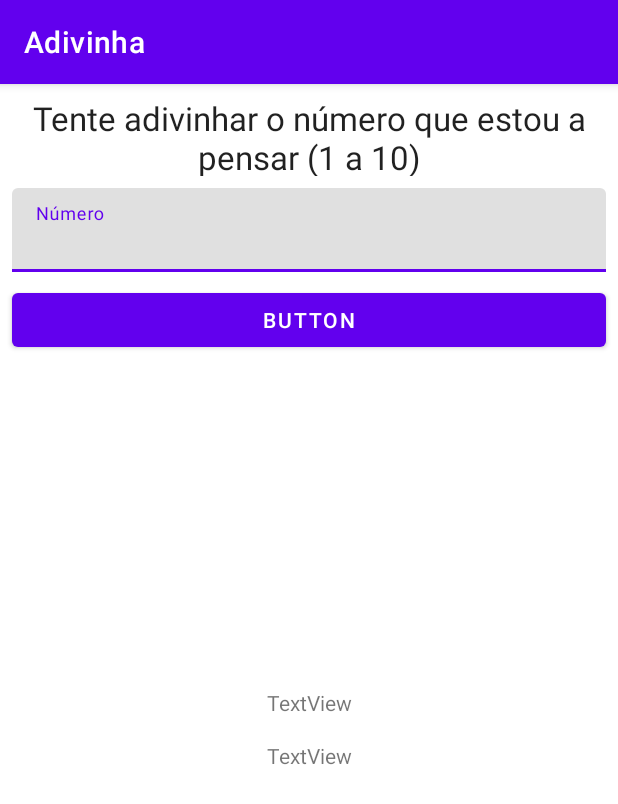
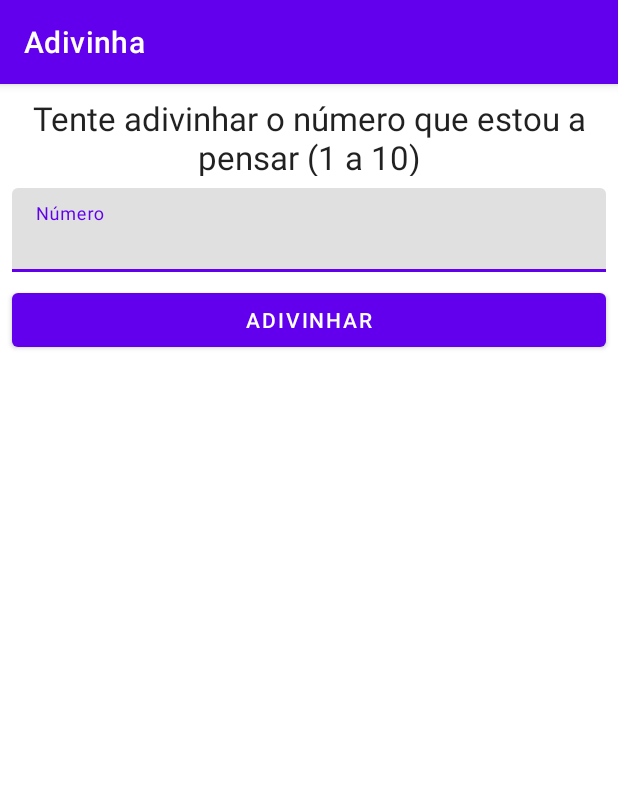
Before and after one commit to VAPS17/Adivinha, an Android app: the screen it shows after launch (MainActivity), on a phone screen of 412 x 824 dp. Shown: the top 804 px of the screen. Run offline under Robolectric (Android 15) with nearby library versions, the phone set to English and light mode, and no system bars.

Commit message:
Conclusão do layout, strings e ids

```diff
--- a/app/src/main/res/layout/activity_main.xml
+++ b/app/src/main/res/layout/activity_main.xml
@@ -17,7 +17,7 @@
         android:layout_marginEnd="8dp"
         android:layout_marginRight="8dp"
         android:gravity="center"
-        android:text="Tente adivinhar o número que estou a pensar (1 a 10)"
+        android:text="@string/tente_adivinhar_o_n_mero_que_estou_a_pensar_1_a_10"
         android:textAppearance="@style/TextAppearance.AppCompat.Large"
         app:layout_constraintEnd_toEndOf="parent"
         app:layout_constraintStart_toStartOf="parent"
@@ -33,13 +33,14 @@
         app:layout_constraintTop_toBottomOf="@+id/textView">
 
         <com.google.android.material.textfield.TextInputEditText
+            android:id="@+id/editTextNumero"
             android:layout_width="match_parent"
             android:layout_height="wrap_content"
-            android:hint="Número" />
+            android:hint="@string/n_mero" />
     </com.google.android.material.textfield.TextInputLayout>
 
     <Button
-        android:id="@+id/button"
+        android:id="@+id/buttonAdivinhar"
         android:layout_width="0dp"
         android:layout_height="wrap_content"
         android:layout_marginStart="8dp"
@@ -47,14 +48,14 @@
         android:layout_marginTop="8dp"
         android:layout_marginEnd="8dp"
         android:layout_marginRight="8dp"
-        android:text="Button"
+        android:text="@string/adivinhar"
         app:layout_constraintEnd_toEndOf="parent"
         app:layout_constraintHorizontal_bias="0.0"
         app:layout_constraintStart_toStartOf="parent"
         app:layout_constraintTop_toBottomOf="@+id/textInputLayout2" />
 
     <TextView
-        android:id="@+id/textView2"
+        android:id="@+id/textViewFeedback"
         android:layout_width="0dp"
         android:layout_height="wrap_content"
         android:layout_marginStart="8dp"
@@ -62,25 +63,41 @@
         android:layout_marginEnd="8dp"
         android:layout_marginRight="8dp"
         android:gravity="center"
-        android:text="TextView"
+        android:textAppearance="@style/TextAppearance.AppCompat.Display1"
         app:layout_constraintBottom_toBottomOf="parent"
         app:layout_constraintEnd_toEndOf="parent"
         app:layout_constraintStart_toStartOf="parent"
-        app:layout_constraintTop_toBottomOf="@+id/button"
-        app:layout_constraintVertical_bias="0.39" />
+        app:layout_constraintTop_toBottomOf="@+id/buttonAdivinhar"
+        app:layout_constraintVertical_bias="0.26" />
 
     <TextView
-        android:id="@+id/textView3"
+        android:id="@+id/textViewTentativa"
         android:layout_width="0dp"
         android:layout_height="wrap_content"
         android:layout_marginStart="8dp"
         android:layout_marginLeft="8dp"
-        android:layout_marginTop="16dp"
+        android:layout_marginTop="24dp"
         android:layout_marginEnd="8dp"
         android:layout_marginRight="8dp"
         android:gravity="center"
-        android:text="TextView"
+        android:textAppearance="@style/TextAppearance.AppCompat.Large"
         app:layout_constraintEnd_toEndOf="parent"
         app:layout_constraintStart_toStartOf="parent"
-        app:layout_constraintTop_toBottomOf="@+id/textView2" />
+        app:layout_constraintTop_toBottomOf="@+id/textViewFeedback" />
+
+    <TextView
+        android:id="@+id/textViewJogo"
+        android:layout_width="0dp"
+        android:layout_height="wrap_content"
+        android:layout_marginStart="8dp"
+        android:layout_marginLeft="8dp"
+        android:layout_marginTop="24dp"
+        android:layout_marginEnd="8dp"
+        android:layout_marginRight="8dp"
+        android:gravity="center"
+        android:textAppearance="@style/TextAppearance.AppCompat.Large"
+        app:layout_constraintEnd_toEndOf="parent"
+        app:layout_constraintHorizontal_bias="0.498"
+        app:layout_constraintStart_toStartOf="parent"
+        app:layout_constraintTop_toBottomOf="@+id/textViewTentativa" />
 </androidx.constraintlayout.widget.ConstraintLayout>
--- a/app/src/main/res/values/strings.xml
+++ b/app/src/main/res/values/strings.xml
@@ -1,3 +1,6 @@
 <resources>
     <string name="app_name">Adivinha</string>
+    <string name="tente_adivinhar_o_n_mero_que_estou_a_pensar_1_a_10">Tente adivinhar o número que estou a pensar (1 a 10)</string>
+    <string name="adivinhar">Adivinhar</string>
+    <string name="n_mero">Número</string>
 </resources>
```
